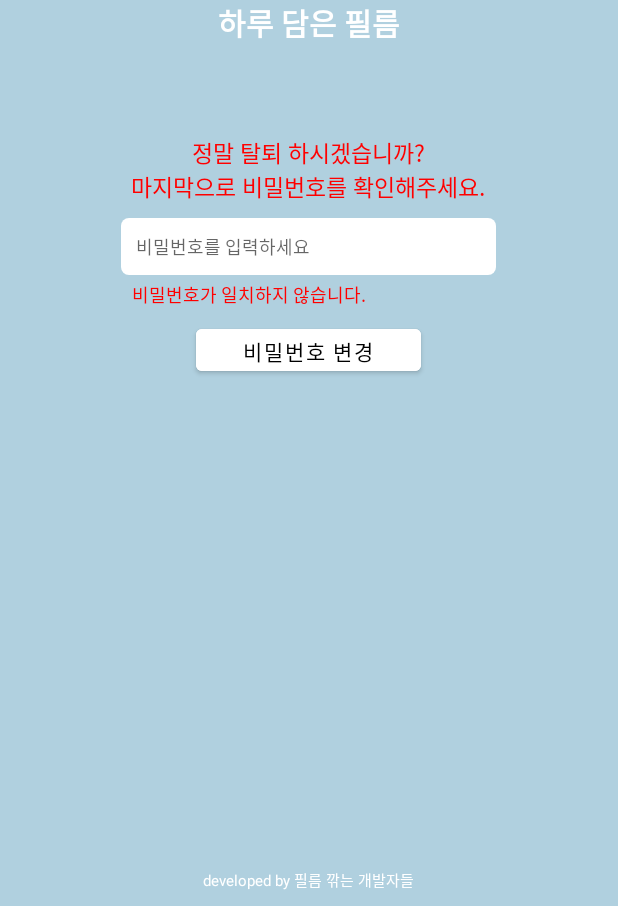
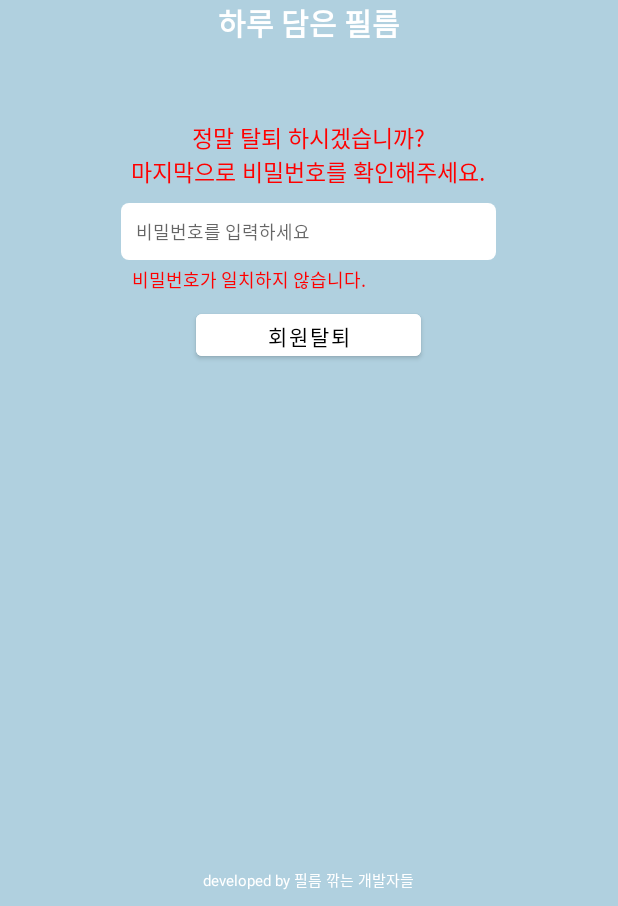
Before and after one commit to kgm-930/harufilm, an Android app: the fragment DeleteAccountFragment shown on its own in the app's theme, on a phone screen of 412 x 824 dp, the part 330-1236 px from its top. Run offline under Robolectric (Android 15) with nearby library versions, the phone set to English and light mode, and no system bars.

Commit message:
create delete_account_xml

```diff
--- a/android/TodayFilm/app/src/main/res/layout/fragment_delete_account.xml
+++ b/android/TodayFilm/app/src/main/res/layout/fragment_delete_account.xml
@@ -35,7 +35,7 @@
     <TextView
         android:layout_width="250dp"
         android:layout_height="wrap_content"
-        android:paddingVertical="10dp"
+        android:paddingBottom="10dp"
         android:text="@string/warn_delete_account"
         android:textColor="@color/red"
         android:visibility="visible"
@@ -74,7 +74,7 @@
     <Button
         android:layout_width="150dp"
         android:layout_height="40dp"
-        android:text="@string/change_pw"
+        android:text="@string/delete_account"
         android:backgroundTint="@color/white"
         android:textColor="@color/black"
         android:layout_marginTop="4dp"
--- a/android/TodayFilm/app/src/main/res/values/strings.xml
+++ b/android/TodayFilm/app/src/main/res/values/strings.xml
@@ -13,6 +13,7 @@
     <string name="start">시작하기</string>
     <string name="without_login">회원가입 없이 바로</string>
 
+    <string name="delete_account">회원탈퇴</string>
     <string name="change_pw">비밀번호 변경</string>
 
     <string name="hint_id">아이디를 입력하세요</string>
```
Also changed, not shown: 2 other files.
